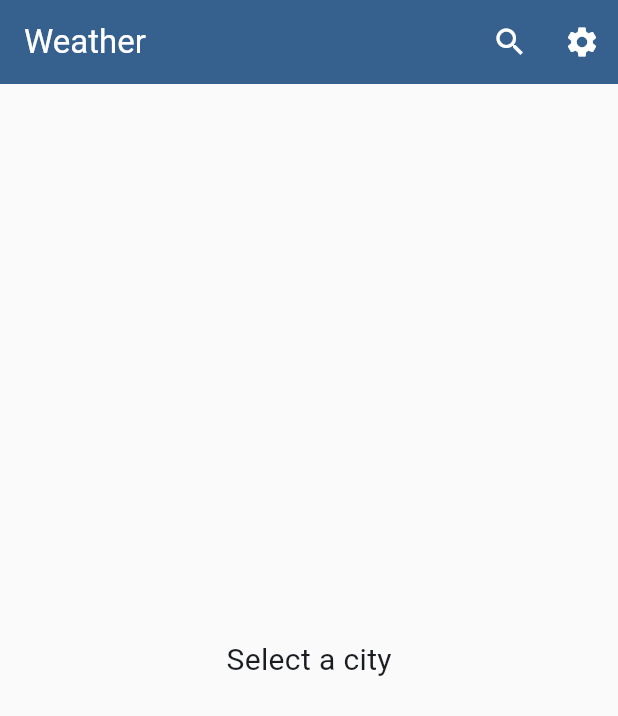
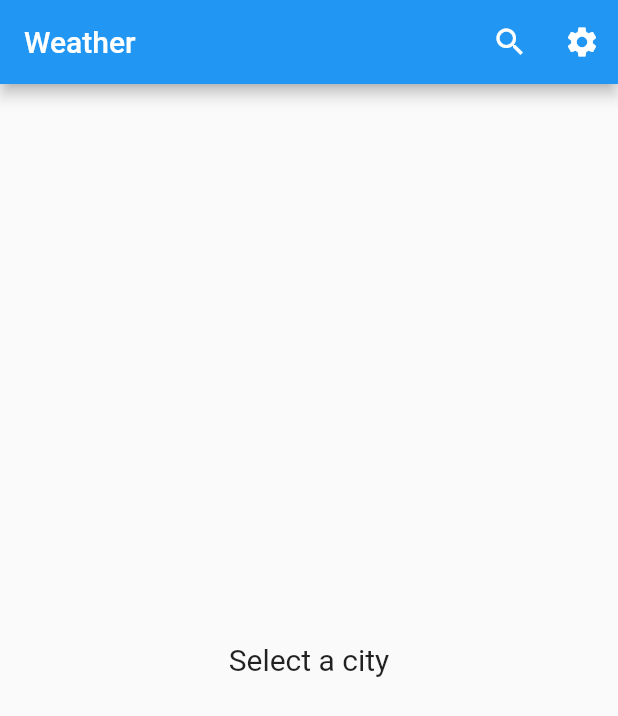
Before and after one commit to jsmile/open_weather_cubit, a Flutter app: the screen it shows after launch, on a phone screen of 412 x 824 dp. Shown: the top 716 px of the screen. Run offline on Flutter 3.47's test engine with Material 2 defaults, Android fonts, the phone set to English and light mode, and no system bars; our stand-ins replace equatable, flutter_bloc, flutter_dotenv, recase; missing offline and left inert: ansicolor.

Commit message:
ThemeCubit & 올바른 context를 위한 BuildProvider<xxxCubit, xxxState>(build: )

```diff
--- a/lib/constants/constants.dart
+++ b/lib/constants/constants.dart
@@ -2,3 +2,4 @@ const String kApiHost = 'api.openweathermap.org'; // API 호스트
 const String kIconHost = 'www.openweathermap.org'; // 아이콘 호스트
 const String kTempUnit = 'metric'; // 온도 단위
 const String kLimit = '1';
+const int kWarmOrNot = 20;
--- /dev/null
+++ b/lib/cubits/theme/theme_cubit.dart
@@ -0,0 +1,39 @@
+import 'dart:async';
+
+import 'package:flutter_bloc/flutter_bloc.dart';
+import 'package:equatable/equatable.dart';
+import 'package:flutter/material.dart';
+import 'package:open_weather_cubit/constants/constants.dart';
+
+import '../../utils/ansi_color.dart';
+import '../weather/weather_cubit.dart';
+
+part 'theme_state.dart';
+
+class ThemeCubit extends Cubit<ThemeState> {
+  // Theme를 처리하기 위해 Weather 정보가 필요함(구독신청을 위해).
+  final WeatherCubit weatherCubit;
+  late final StreamSubscription weatherSubscription;
+
+  ThemeCubit({
+    required this.weatherCubit,
+  }) : super(ThemeState.initial()) {
+    weatherSubscription =
+        // WeatherState 를 listen 하고 있다가
+        weatherCubit.stream.listen((WeatherState weatherState) {
+      debugPrint(info('### weatherState : $weatherState'));
+
+      if (weatherState.weather.temp > kWarmOrNot) {
+        emit(state.copyWith(appTheme: AppTheme.light));
+      } else {
+        emit(state.copyWith(appTheme: AppTheme.dark));
+      }
+    });
+  }
+
+  @override
+  Future<void> close() {
+    weatherSubscription.cancel();
+    return super.close();
+  }
+}
--- /dev/null
+++ b/lib/cubits/theme/theme_state.dart
@@ -0,0 +1,25 @@
+part of 'theme_cubit.dart';
+
+enum AppTheme { light, dark }
+
+class ThemeState extends Equatable {
+  final AppTheme appTheme;
+
+  const ThemeState({this.appTheme = AppTheme.light});
+
+  factory ThemeState.initial() => const ThemeState();
+
+  ThemeState copyWith({
+    AppTheme? appTheme,
+  }) {
+    return ThemeState(
+      appTheme: appTheme ?? this.appTheme,
+    );
+  }
+
+  @override
+  List<Object> get props => [appTheme];
+
+  @override
+  String toString() => 'ThemeState(appTheme: $appTheme)';
+}
--- a/lib/main.dart
+++ b/lib/main.dart
@@ -6,6 +6,7 @@ import 'package:http/http.dart' as http;
 import 'package:open_weather_cubit/cubits/temp_settings/temp_settings_cubit.dart';
 import 'package:open_weather_cubit/cubits/weather/weather_cubit.dart';
 
+import 'cubits/theme/theme_cubit.dart';
 import 'repositories/weather_repository.dart';
 
 import 'pages/home_page.dart';
@@ -40,15 +41,30 @@ class MyApp extends StatelessWidget {
           BlocProvider<TempSettingsCubit>(
             create: (context) => TempSettingsCubit(),
           ),
+          BlocProvider<ThemeCubit>(
+            create: (context) => ThemeCubit(
+              weatherCubit: context.read<WeatherCubit>(),
+            ),
+          )
         ],
-        child: MaterialApp(
-          title: 'Flutter BLoC - OpenWeather Cubit',
-          debugShowCheckedModeBanner: false,
-          theme: ThemeData(
-            colorScheme: ColorScheme.fromSeed(seedColor: Colors.blue),
-            useMaterial3: true,
-          ),
-          home: const HomePage(),
+        // context 적용 시
+        // Error: Could not find the correct Provider<ThemeCubit> 문제 해결을 위해
+        // 올바른 context 의 지정이 필요하므로 builder 를 사용해야 하고
+        // 이를 위해 BlocBuilder<xxxBloc, xxxState>( builder: (context, state) { ... } ) 적용.
+        child: BlocBuilder<ThemeCubit, ThemeState>(
+          builder: (context, state) {
+            return MaterialApp(
+              title: 'Flutter BLoC - OpenWeather Cubit',
+              debugShowCheckedModeBanner: false,
+              theme:
+                  // BlocBuilder<>() 가 context.watch<> 역할을 하므로 삭제
+                  // context.watch<ThemeCubit>().state.appTheme == AppTheme.light
+                  state.appTheme == AppTheme.light
+                      ? ThemeData.light()
+                      : ThemeData.dark(),
+              home: const HomePage(),
+            );
+          },
         ),
       ),
     );
--- a/lib/pages/home_page.dart
+++ b/lib/pages/home_page.dart
@@ -24,7 +24,7 @@ class _HomePageState extends State<HomePage> {
   @override
   Widget build(BuildContext context) {
     return Scaffold(
-      backgroundColor: Colors.grey[50],
+      // backgroundColor: Colors.grey[50],
       appBar: AppBar(
         backgroundColor: Theme.of(context).colorScheme.primary,
         title: const Text(
```
